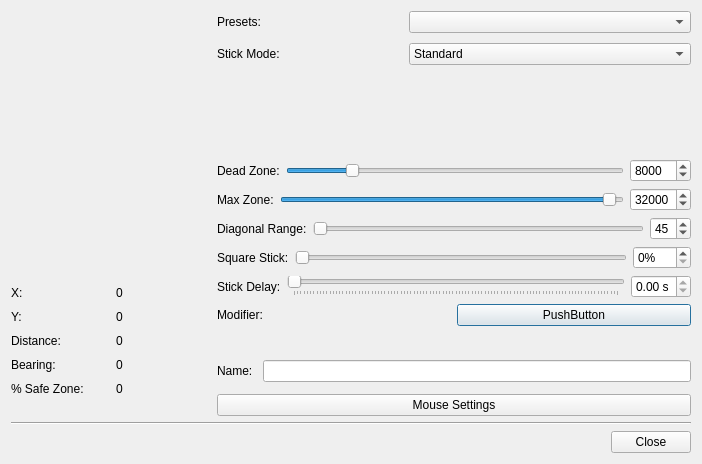
First picture: the form in src/joycontrolstickeditdialog.ui, repository AntiMicroX/antimicrox, before the edit.
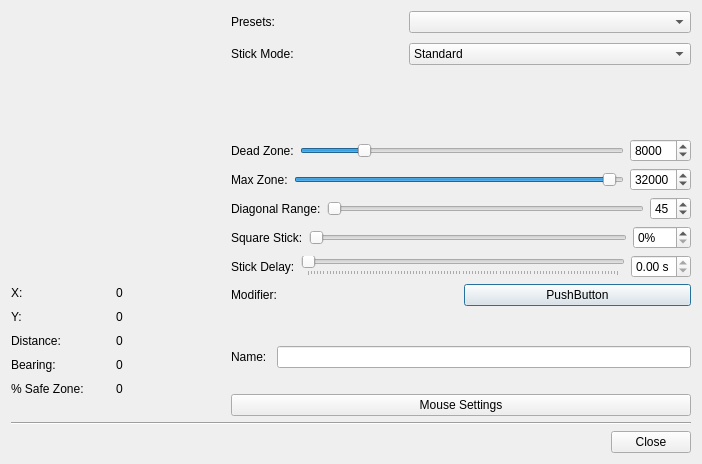
Second picture: the form after the edit. Icons and pictures are not drawn. Custom widgets are drawn as their Qt base class.

Patch:
```diff
--- a/src/joycontrolstickeditdialog.ui
+++ b/src/joycontrolstickeditdialog.ui
@@ -37,7 +37,10 @@
   </property>
   <layout class="QVBoxLayout" name="verticalLayout_5">
    <item>
-    <layout class="QHBoxLayout" name="horizontalLayout_11">
+    <layout class="QHBoxLayout" name="horizontalLayout_10">
+     <property name="spacing">
+      <number>20</number>
+     </property>
      <item>
       <layout class="QVBoxLayout" name="verticalLayout_3">
        <item>
@@ -392,13 +395,16 @@
          <property name="sizeHint" stdset="0">
           <size>
            <width>20</width>
-           <height>30</height>
+           <height>20</height>
           </size>
          </property>
         </spacer>
        </item>
        <item>
         <layout class="QVBoxLayout" name="verticalLayout_2">
+         <property name="spacing">
+          <number>6</number>
+         </property>
          <item>
           <layout class="QHBoxLayout" name="horizontalLayout_2">
            <item>
@@ -589,8 +595,6 @@
            </item>
           </layout>
          </item>
-        </layout>
-       </item>
        <item>
         <layout class="QHBoxLayout" name="horizontalLayout_15">
          <item>
@@ -660,6 +664,9 @@
        </item>
        <item>
         <layout class="QHBoxLayout" name="modifierHorizontalLayout">
+           <property name="topMargin">
+            <number>0</number>
+           </property>
          <item>
           <widget class="QLabel" name="label_5">
            <property name="text">
@@ -667,7 +674,7 @@
            </property>
           </widget>
          </item>
-         <item>
+           <item alignment="Qt::AlignVCenter">
           <widget class="QPushButton" name="modifierPushButton">
            <property name="toolTip">
             <string>Edit button that is active while the stick is active.
@@ -683,6 +690,8 @@
          </item>
         </layout>
        </item>
+        </layout>
+       </item>
        <item>
         <spacer name="verticalSpacer">
          <property name="orientation">
@@ -694,7 +703,7 @@
          <property name="sizeHint" stdset="0">
           <size>
            <width>20</width>
-           <height>28</height>
+           <height>20</height>
           </size>
          </property>
         </spacer>
```
Lines whose indentation alone changed are shown as unchanged.
